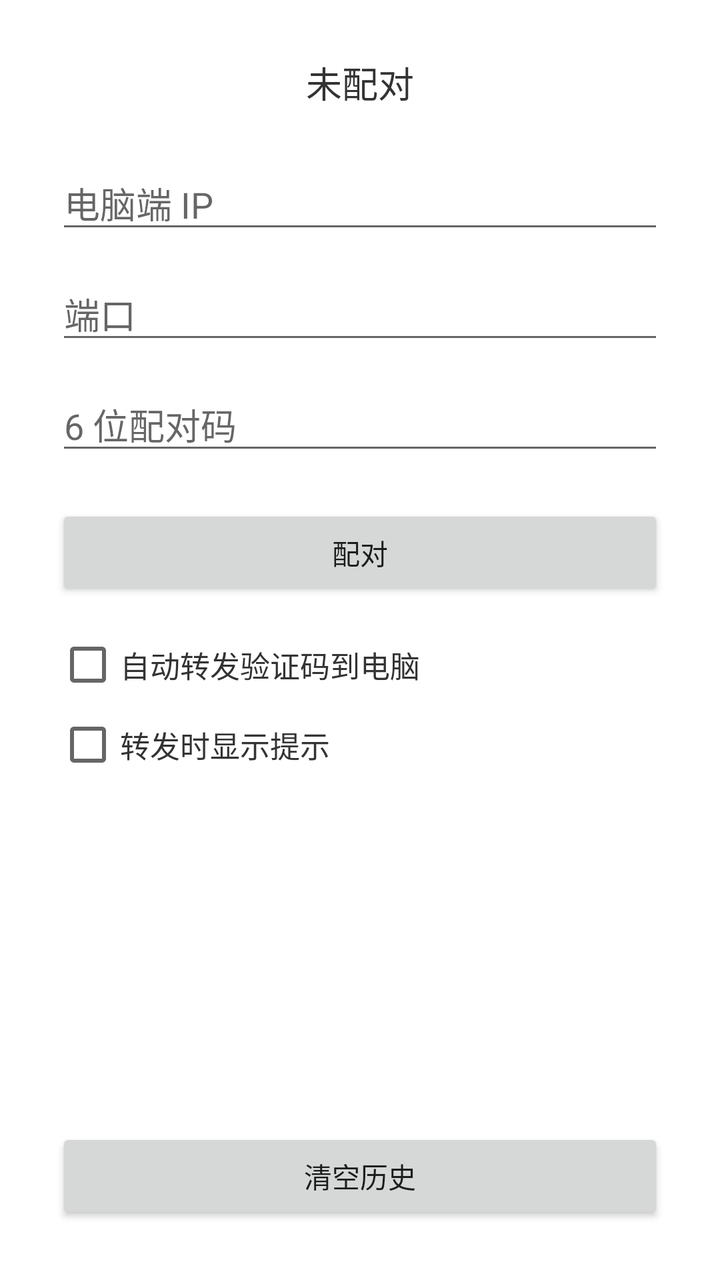
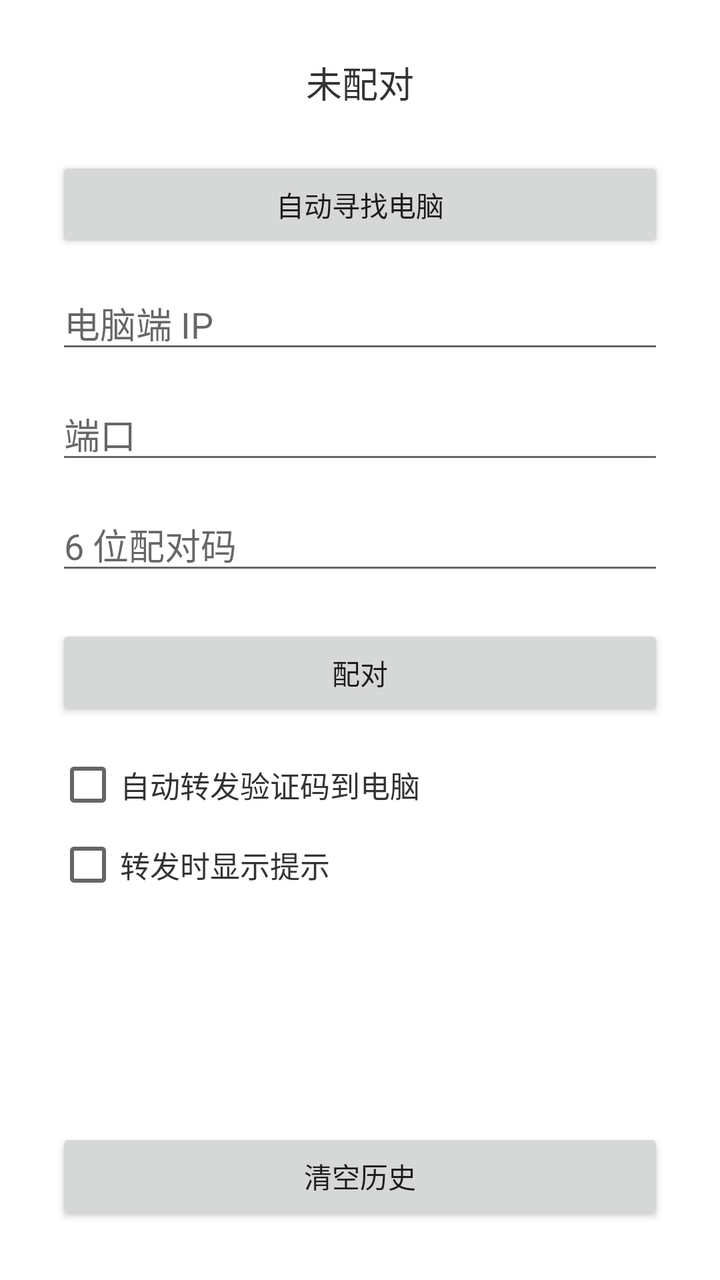

Screens rendered from an Android XML layout before and after an edit, with the pre-edit source and the edit as a unified diff.
<!-- AndroidManifest.xml: application theme android:Theme.Material.Light.NoActionBar -->
<!-- res/layout/activity_main.xml -->
<?xml version="1.0" encoding="utf-8"?>
<LinearLayout xmlns:android="http://schemas.android.com/apk/res/android"
    android:layout_width="match_parent"
    android:layout_height="match_parent"
    android:background="@android:color/white"
    android:gravity="center_horizontal"
    android:orientation="vertical"
    android:padding="28dp">

    <TextView
        android:id="@+id/statusText"
        android:layout_width="match_parent"
        android:layout_height="wrap_content"
        android:layout_marginBottom="24dp"
        android:gravity="center"
        android:text="未配对"
        android:textColor="#333333"
        android:textSize="18sp" />

    <EditText
        android:id="@+id/hostInput"
        android:layout_width="match_parent"
        android:layout_height="wrap_content"
        android:layout_marginBottom="12dp"
        android:hint="电脑端 IP"
        android:inputType="text"
        android:singleLine="true" />

    <EditText
        android:id="@+id/portInput"
        android:layout_width="match_parent"
        android:layout_height="wrap_content"
        android:layout_marginBottom="12dp"
        android:hint="端口"
        android:inputType="number"
        android:singleLine="true" />

    <EditText
        android:id="@+id/codeInput"
        android:layout_width="match_parent"
        android:layout_height="wrap_content"
        android:layout_marginBottom="20dp"
        android:hint="6 位配对码"
        android:inputType="number"
        android:maxLength="6"
        android:singleLine="true" />

    <Button
        android:id="@+id/pairButton"
        android:layout_width="match_parent"
        android:layout_height="wrap_content"
        android:text="配对" />

    <Button
        android:id="@+id/unbindButton"
        android:layout_width="match_parent"
        android:layout_height="wrap_content"
        android:layout_marginTop="8dp"
        android:text="断开配对"
        android:visibility="gone" />

    <CheckBox
        android:id="@+id/autoForwardCheckbox"
        android:layout_width="match_parent"
        android:layout_height="wrap_content"
        android:layout_marginTop="16dp"
        android:text="自动转发验证码到电脑"
        android:textColor="#333333"
        android:textSize="15sp" />

    <CheckBox
        android:id="@+id/notifyCheckbox"
        android:layout_width="match_parent"
        android:layout_height="wrap_content"
        android:layout_marginTop="8dp"
        android:text="转发时显示提示"
        android:textColor="#333333"
        android:textSize="15sp" />

    <ListView
        android:id="@+id/historyList"
        android:layout_width="match_parent"
        android:layout_height="0dp"
        android:layout_marginTop="16dp"
        android:layout_weight="1" />

    <Button
        android:id="@+id/clearHistoryButton"
        android:layout_width="match_parent"
        android:layout_height="wrap_content"
        android:layout_marginTop="8dp"
        android:text="清空历史" />

</LinearLayout>
<!-- resources referenced by this layout -->
<resources>

</resources>

<!-- the commit's change to res/layout/activity_main.xml (unified diff, before → after) -->
@@ -16,6 +16,13 @@
         android:text="未配对"
         android:textColor="#333333"
         android:textSize="18sp" />
+
+    <Button
+        android:id="@+id/discoverButton"
+        android:layout_width="match_parent"
+        android:layout_height="wrap_content"
+        android:layout_marginBottom="12dp"
+        android:text="自动寻找电脑" />
 
     <EditText
         android:id="@+id/hostInput"
